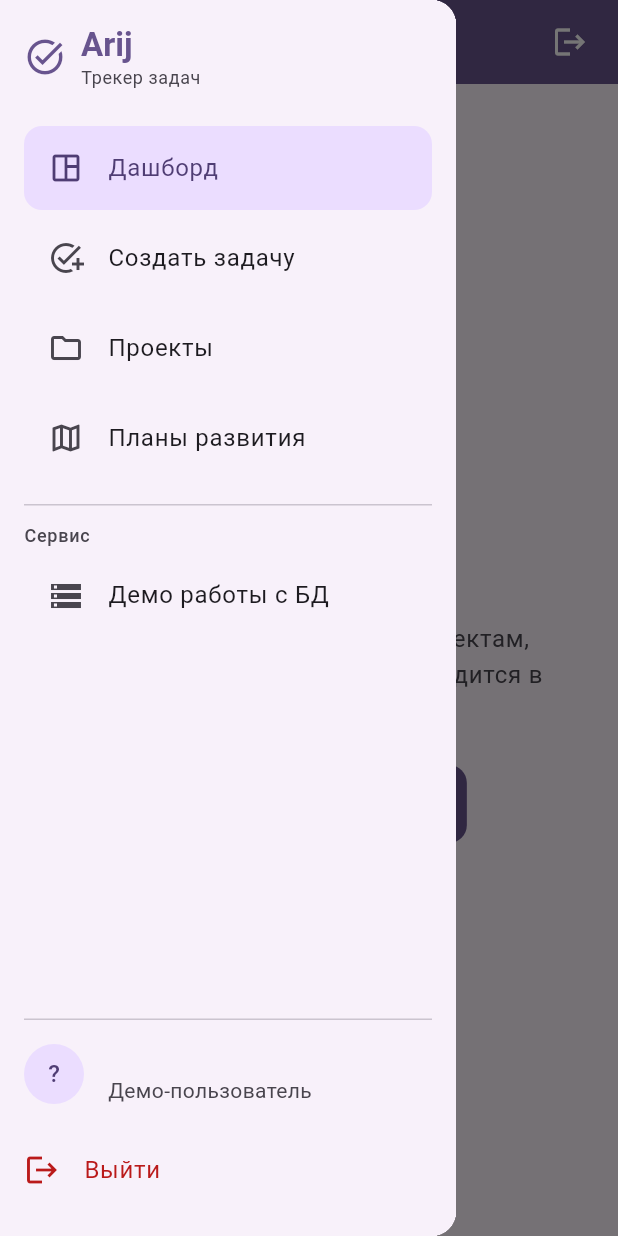
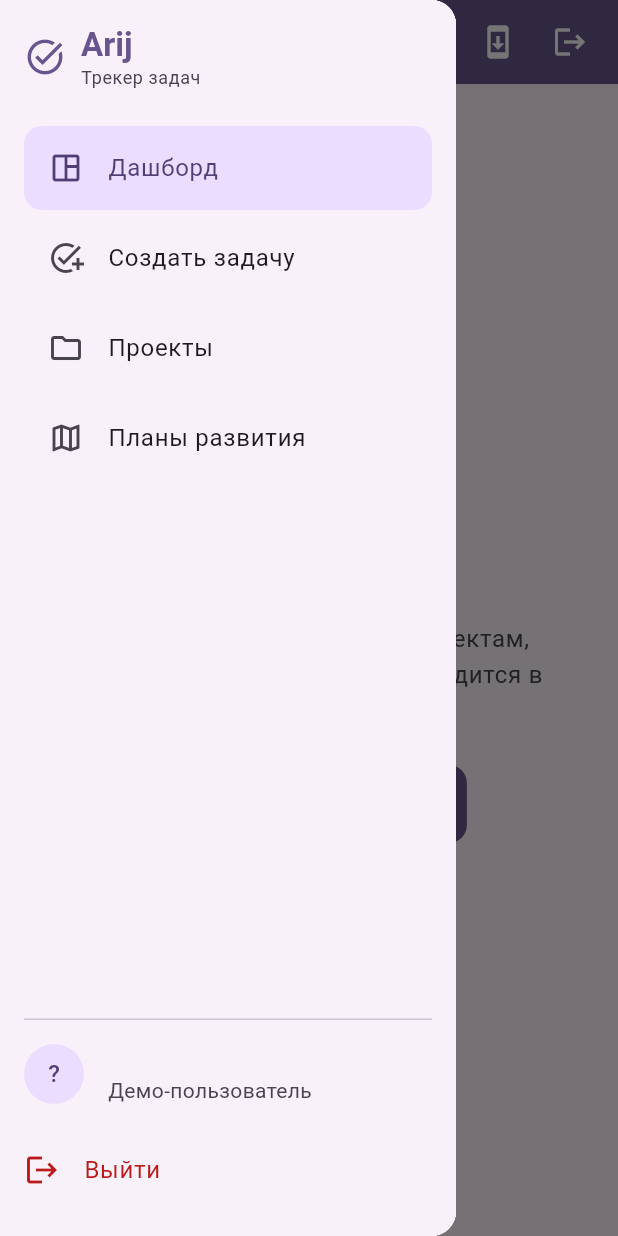
Before and after one commit to Hitikov/task_tracker_oridj, a Flutter app: the HomePage screen opened directly with empty values, with the side drawer open, on a phone screen of 412 x 824 dp. Run offline on Flutter 3.47's test engine with Material 3 defaults, Android fonts, the phone set to English and light mode, and no system bars; our stand-ins replace dio, drift, flutter_riverpod, flutter_secure_storage, package_info_plus; accounts and stored records are empty; generated files the repository leaves out were written again; network calls fail.

Commit message:
feat: обновления из GitHub и удаление демо-вкладки

```diff
--- a/lib/pages/home_page.dart
+++ b/lib/pages/home_page.dart
@@ -1,12 +1,14 @@
+import 'package:flutter/foundation.dart' show kDebugMode;
 import 'package:flutter/material.dart';
 import 'package:flutter_riverpod/flutter_riverpod.dart';
 
 import '../api/person_controller.dart';
 import '../state/auth_providers.dart';
+import '../updates/update_dialog.dart';
+import '../updates/update_service.dart';
 import '../widgets/app_sidebar.dart';
 import '../widgets/roadmap_view.dart';
 import '../widgets/section_placeholder.dart';
-import 'db_demo_page.dart';
 import 'home_section.dart';
 import 'login_page.dart';
 import 'projects_page.dart';
@@ -39,14 +41,19 @@ class _HomePageState extends ConsumerState<HomePage> {
     setState(() => _selectedSection = section);
   }
 
-  void _openDbDemo() {
-    Navigator.of(context).push(
-      MaterialPageRoute<void>(
-        builder: (_) => DbDemoPage(
-          personController: widget.personController,
-        ),
-      ),
-    );
+  @override
+  void initState() {
+    super.initState();
+    // Не дёргаем GitHub API в отладочных/тестовых сборках.
+    if (!kDebugMode) {
+      WidgetsBinding.instance.addPostFrameCallback((_) => _checkForUpdate());
+    }
+  }
+
+  Future<void> _checkForUpdate() async {
+    final update = await ref.read(updateServiceProvider).check();
+    if (update == null || !mounted) return;
+    await showUpdateDialog(context, update);
   }
 
   void _logout() {
@@ -82,6 +89,11 @@ class _HomePageState extends ConsumerState<HomePage> {
               ),
             ),
           IconButton(
+            onPressed: _checkForUpdate,
+            tooltip: 'Проверить обновления',
+            icon: const Icon(Icons.system_update),
+          ),
+          IconButton(
             onPressed: _logout,
             tooltip: 'Выйти',
             icon: const Icon(Icons.logout),
@@ -96,7 +108,6 @@ class _HomePageState extends ConsumerState<HomePage> {
                 login: widget.login,
                 selectedSection: _selectedSection,
                 onSectionSelected: _selectSection,
-                onDbDemoSelected: _openDbDemo,
                 onLogout: _logout,
                 closeOnSelect: true,
               ),
@@ -111,7 +122,6 @@ class _HomePageState extends ConsumerState<HomePage> {
                 login: widget.login,
                 selectedSection: _selectedSection,
                 onSectionSelected: _selectSection,
-                onDbDemoSelected: _openDbDemo,
                 onLogout: _logout,
               ),
             ),
--- a/lib/widgets/app_sidebar.dart
+++ b/lib/widgets/app_sidebar.dart
@@ -12,7 +12,6 @@ class AppSidebar extends StatelessWidget {
     required this.login,
     required this.selectedSection,
     required this.onSectionSelected,
-    required this.onDbDemoSelected,
     required this.onLogout,
     this.closeOnSelect = false,
   });
@@ -20,7 +19,6 @@ class AppSidebar extends StatelessWidget {
   final String login;
   final HomeSection selectedSection;
   final ValueChanged<HomeSection> onSectionSelected;
-  final VoidCallback onDbDemoSelected;
   final VoidCallback onLogout;
 
   /// Если меню открыто в [Drawer], после выбора его нужно закрыть.
@@ -76,25 +74,6 @@ class AppSidebar extends StatelessWidget {
                   children: [
                     for (final section in HomeSection.values)
                       _sectionTile(context, section),
-                    const Padding(
-                      padding: EdgeInsets.symmetric(vertical: 12),
-                      child: Divider(),
-                    ),
-                    Text(
-                      'Сервис',
-                      style: theme.textTheme.labelMedium?.copyWith(
-                        color: theme.colorScheme.onSurfaceVariant,
-                      ),
-                    ),
-                    const SizedBox(height: 4),
-                    ListTile(
-                      leading: const Icon(Icons.storage_outlined),
-                      title: const Text('Демо работы с БД'),
-                      shape: RoundedRectangleBorder(
-                        borderRadius: BorderRadius.circular(12),
-                      ),
-                      onTap: () => _afterDrawer(context, onDbDemoSelected),
-                    ),
                   ],
                 ),
               ),
--- a/pubspec.yaml
+++ b/pubspec.yaml
@@ -5,7 +5,7 @@ description: A cross-platform task tracking application using Flutter and Drift/
 environment:
   sdk: '>=3.0.0 <4.0.0' # Ограничение SDK для стабильности
 
-version: 2.0.1+0
+version: 2.0.2+0
 
 dependencies:
   flutter:
@@ -18,6 +18,8 @@ dependencies:
   dio: ^5.11.1
   flutter_secure_storage: ^11.2.0
   flutter_riverpod: ^3.5.0
+  package_info_plus: ^10.2.2
+  url_launcher: ^6.3.1
 
 dev_dependencies:
   flutter_test:
```
Also changed, not shown: lib/updates/update_dialog.dart (added, +36 -0 lines), lib/updates/update_service.dart (added, +119 -0 lines), pubspec.lock, 2 other files.
